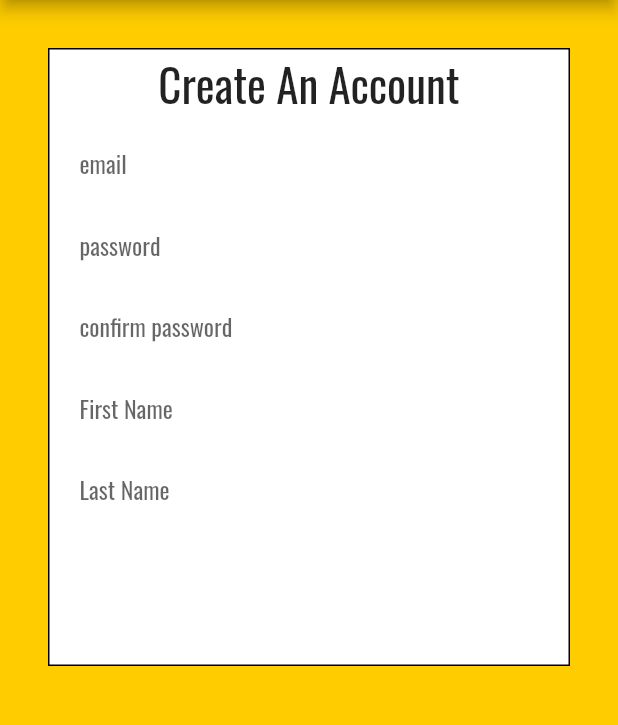
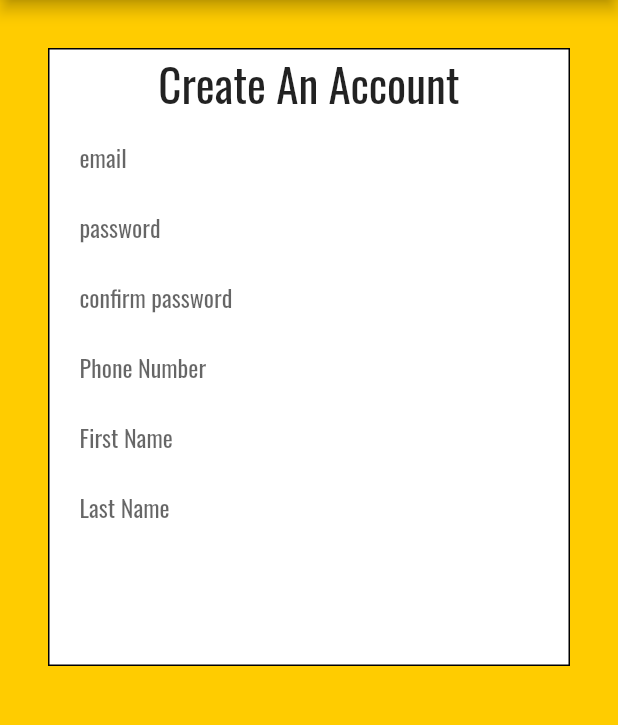
Before and after one commit to COP4331C-WebandMobile/MobileApp, a Flutter app: the screen it shows after launch, after a tap on "SIGN UP", on a phone screen of 412 x 824 dp, the part 90-815 px from its top. Run offline on Flutter 3.47's test engine with Material 2 defaults, Android fonts, the phone set to English and light mode, and no system bars; our stand-ins replace bloc, cloud_firestore, equatable, firebase_auth, firebase_core, flutter_bloc and 5 more; missing offline and left inert: pedantic; accounts and stored records are empty.

Commit message:
Updated register

```diff
--- /dev/null
+++ b/lib/business_logic/authentication/models/name.dart
@@ -0,0 +1,18 @@
+import 'package:formz/formz.dart';
+
+enum NameValidationError { invalid }
+
+class Name extends FormzInput<String, NameValidationError>{
+
+  const Name.pure() : super.pure('');
+  const Name.dirty([String value = '']) : super.dirty(value);
+
+  static final _nameRegExp = RegExp(r'[!@#<>?":_`~;[\]\\|=+)(*&^%0-9-]');
+
+  @override
+  NameValidationError validator(String value)
+  {
+    return !_nameRegExp.hasMatch(value) ? null : NameValidationError.invalid;
+  }
+
+}
--- /dev/null
+++ b/lib/business_logic/authentication/models/phoneNumber.dart
@@ -0,0 +1,18 @@
+import 'package:formz/formz.dart';
+
+enum PhoneNumberValidationError { invalid }
+
+class PhoneNumber extends FormzInput<String, PhoneNumberValidationError>{
+
+  const PhoneNumber.pure() : super.pure('');
+  const PhoneNumber.dirty([String value = '']) : super.dirty(value);
+
+  static final _phoneNumberRegExp = RegExp(r'^(?:[+0]9)?[0-9]{10}$');
+
+  @override
+  PhoneNumberValidationError validator(String value)
+  {
+    return _phoneNumberRegExp.hasMatch(value) ? null : PhoneNumberValidationError.invalid;
+  }
+
+}
--- a/lib/business_logic/login/cubit/login_cubit.dart
+++ b/lib/business_logic/login/cubit/login_cubit.dart
@@ -31,6 +31,7 @@ class LoginCubit extends Cubit<LoginState> {
     ));
   }
 
+
   Future<void> logInWithCredentials() async {
     // login has not been validated.
     if(!state.status.isValidated)
@@ -49,6 +50,7 @@ class LoginCubit extends Cubit<LoginState> {
     }
     // Failed to login.
     on Exception {
+
       emit(state.copyWith(status: FormzStatus.submissionFailure));
     }
   }
--- a/lib/business_logic/register/cubit/register_state.dart
+++ b/lib/business_logic/register/cubit/register_state.dart
@@ -3,31 +3,44 @@ part of 'register_cubit.dart';
 enum ConfirmPasswordValidationError { invalid }
 
 class RegisterState extends Equatable {
+
+  final Email email;
+  final Password password;
+  final ConfirmedPassword confirmedPassword;
+  final PhoneNumber phoneNumber;
+  final Name firstName;
+  final Name lastName;
+  final FormzStatus status;
+
   const RegisterState({
     this.email = const Email.pure(),
     this.password = const Password.pure(),
     this.confirmedPassword = const ConfirmedPassword.pure(),
+    this.phoneNumber = const PhoneNumber.pure(),
+    this.firstName = const Name.pure(),
+    this.lastName = const Name.pure(),
     this.status = FormzStatus.pure,
   });
 
-  final Email email;
-  final Password password;
-  final ConfirmedPassword confirmedPassword;
-  final FormzStatus status;
-
   @override
-  List<Object> get props => [email, password, confirmedPassword, status];
+  List<Object> get props => [email, password, confirmedPassword, phoneNumber, firstName, lastName, status];
 
   RegisterState copyWith({
     Email email,
     Password password,
     ConfirmedPassword confirmedPassword,
+    PhoneNumber phoneNumber,
+    Name firstName,
+    Name lastName,
     FormzStatus status,
   }) {
     return RegisterState(
       email: email ?? this.email,
       password: password ?? this.password,
       confirmedPassword: confirmedPassword ?? this.confirmedPassword,
+      phoneNumber: phoneNumber ?? this.phoneNumber,
+      firstName: firstName ?? this.firstName,
+      lastName:  lastName ?? this.lastName,
       status: status ?? this.status,
     );
   }
--- a/lib/presentation/register/register_form.dart
+++ b/lib/presentation/register/register_form.dart
@@ -3,6 +3,8 @@ import 'package:flutter_bloc/flutter_bloc.dart';
 import 'package:flutter/material.dart';
 import 'package:roomiesMobile/business_logic/register/cubit/register_cubit.dart';
 import 'package:formz/formz.dart';
+import 'package:roomiesMobile/presentation/login/login_page.dart';
+import 'package:roomiesMobile/presentation/themes/primary_theme/colors.dart';
 
 class RegisterForm extends StatelessWidget{
 
@@ -10,12 +12,32 @@ class RegisterForm extends StatelessWidget{
   Widget build(BuildContext context) {
     return BlocListener<RegisterCubit, RegisterState>( //The parent will provide the bloc
       listener: (context, state) {
-        if (state.status.isSubmissionFailure) {
+        if (state.status.isSubmissionFailure)
+        {
           ScaffoldMessenger.of(context)
             ..hideCurrentSnackBar()
             ..showSnackBar(
               const SnackBar(content: Text('Sign Up Failure')),
             );
+        }
+        else if(state.status.isSubmissionSuccess)
+        {
+          Navigator.of(context).push<void>(LoginPage.route());
+
+          Future.delayed(Duration(milliseconds: 500), () {
+            ScaffoldMessenger.of(context)
+          ..hideCurrentSnackBar()
+          ..showSnackBar(
+            const SnackBar(
+              content: Text('Email verification sent, verify to login.'),
+              backgroundColor: CustomColors.gold,
+            )
+          );
+          });
+        }
+        else if(state.status.isSubmissionInProgress)
+        {
+          return Center(child: CircularProgressIndicator(),);
         }
       },
       child: Align(
@@ -43,6 +65,11 @@ class RegisterForm extends StatelessWidget{
 
             Expanded(
             child:
+            _PhoneNumberInput(),
+            ),
+
+             Expanded(
+            child:
             _FirstNameInput(),
             ),
 
@@ -58,9 +85,6 @@ class RegisterForm extends StatelessWidget{
               children:[Expanded(
               child:_SignUpButton())]
              )),
-
-
-
           ],
         ),
       ),
@@ -88,18 +112,46 @@ class _EmailInput extends StatelessWidget {
     );
   }
 }
+class _PhoneNumberInput extends StatelessWidget {
+  @override
+  Widget build(BuildContext context) {
+    return BlocBuilder<RegisterCubit, RegisterState>(
+      buildWhen: (previous, current) => previous.phoneNumber != current.phoneNumber, //Takes the previous bloc state and current bloc state and returns a boolean. If returns true , builder will be called with state and the widget will rebuild.
+      builder: (context, state) { //The builder function which will be invoked on each widget build. The builder takes the BuildContext and current state and must return a widget
+        return TextField(
+          key: const Key('signUpForm_phoneNumberInput_textField'),
+          onChanged: (phoneNumber) => context.read<RegisterCubit>().phoneNumberChanged(phoneNumber),
+          keyboardType: TextInputType.phone,
+          decoration: InputDecoration(
+            labelText: 'Phone Number',
+            hintText: '4078586677',
+            helperText: '',
+            errorText: state.email.invalid ? 'Invalid phone number' : null,
+          ),
+        );
+      },
+    );
+  }
+}
 
 class _FirstNameInput extends StatelessWidget {
   @override
   Widget build(BuildContext context) {
+    return BlocBuilder<RegisterCubit, RegisterState>(
+      buildWhen: (previous, current) => previous.firstName != current.firstName, //Takes the previous bloc state and current bloc state and returns a boolean. If returns true , builder will be called with state and the widget will rebuild.
+      builder: (context, state) { //The builder function which will be invoked on each widget build. The builder takes the BuildContext and current state and must return a widget
         return TextField(
-          key: const Key('signUpForm_emailInput_textField'),
-          keyboardType: TextInputType.emailAddress,
+          key: const Key('signUpForm_firstNameInput_textField'),
+          onChanged: (firstName) => context.read<RegisterCubit>().firstNameChanged(firstName),
+          keyboardType: TextInputType.text,
           decoration: InputDecoration(
             labelText: 'First Name',
+            hintText: 'John',
             helperText: '',
-
+            errorText: state.firstName.invalid ? 'Invalid name.' : null,
           ),
+        );
+      },
     );
   }
 }
@@ -107,14 +159,21 @@ class _FirstNameInput extends StatelessWidget {
 class _LastNameInput extends StatelessWidget {
   @override
   Widget build(BuildContext context) {
+    return BlocBuilder<RegisterCubit, RegisterState>(
+        buildWhen: (previous, current) => previous.lastName != current.lastName, //Takes the previous bloc state and current bloc state and returns a boolean. If returns true , builder will be called with state and the widget will rebuild.
+        builder: (context, state) { //The builder function which will be invoked on each widget build. The builder takes the BuildContext and current state and must return a widget
           return TextField(
-          key: const Key('signUpForm_emailInput_textField'),
-          keyboardType: TextInputType.emailAddress,
+            key: const Key('signUpForm_lastNameInput_textField'),
+            onChanged: (lastName) => context.read<RegisterCubit>().lastNameChanged(lastName),
+            keyboardType: TextInputType.text,
             decoration: InputDecoration(
               labelText: 'Last Name',
+              hintText: 'Doe',
               helperText: '',
-
+              errorText: state.lastName.invalid ? 'Invalid name.' : null,
             ),
+          );
+        },
       );
   }
 }
```
Also changed, not shown: lib/business_logic/register/cubit/register_cubit.dart (+51 -4 lines), packages/authentication_repository/lib/src/authentication_repository.dart (+35 -54 lines), lib/main.dart (line endings or trailing spaces), lib/presentation/location/location_page.dart (line endings or trailing spaces). Lines whose indentation alone changed are shown as unchanged.
